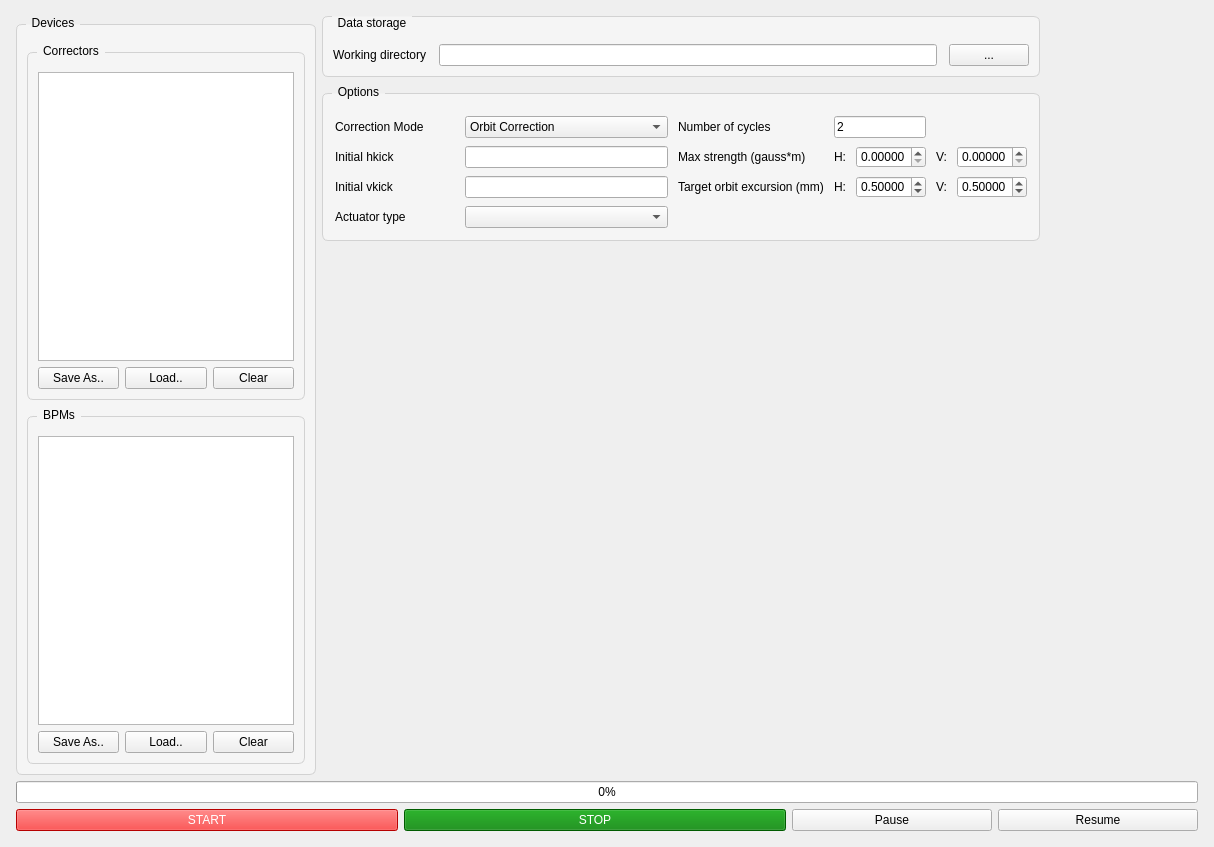
Before: the Qt Designer form UI files/SysID_GUI.ui in wiktoria-malek/flight-simulator, drawn with Qt 5.
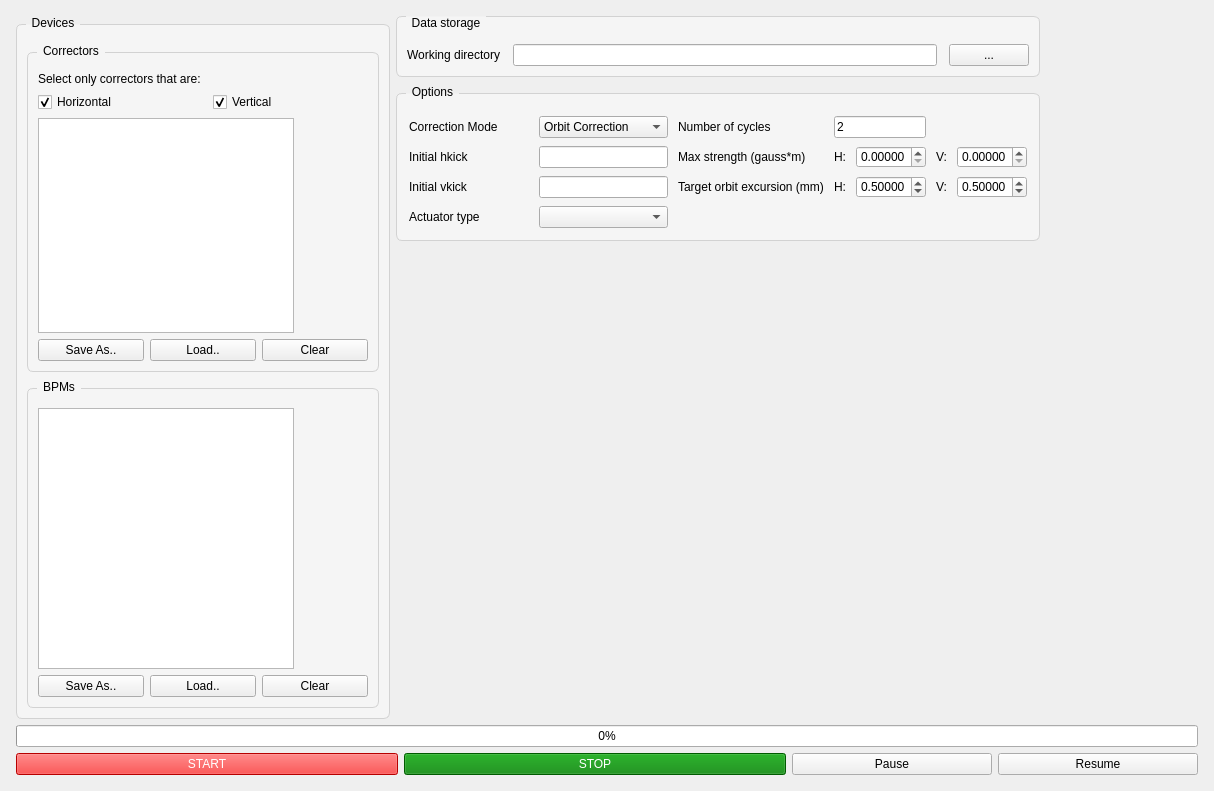
After: the same form once the commit is applied.

What changed in the file:
```diff
--- a/UI files/SysID_GUI.ui
+++ b/UI files/SysID_GUI.ui
@@ -7,7 +7,7 @@
     <x>0</x>
     <y>0</y>
     <width>1214</width>
-    <height>847</height>
+    <height>791</height>
    </rect>
   </property>
   <property name="windowTitle">
@@ -104,6 +104,69 @@
               <property name="bottomMargin">
                <number>8</number>
               </property>
+              <item>
+               <widget class="QLabel" name="corrector_filter_label">
+                <property name="text">
+                 <string>Select only correctors that are:</string>
+                </property>
+               </widget>
+              </item>
+              <item>
+               <layout class="QHBoxLayout" name="corrector_filter_layout">
+                <item>
+                 <widget class="QCheckBox" name="select_h_corrs_checkbox">
+                  <property name="enabled">
+                   <bool>true</bool>
+                  </property>
+                  <property name="text">
+                   <string>Horizontal</string>
+                  </property>
+                  <property name="checked">
+                   <bool>true</bool>
+                  </property>
+                 </widget>
+                </item>
+                <item>
+                 <spacer name="horizontalSpacer">
+                  <property name="orientation">
+                   <enum>Qt::Horizontal</enum>
+                  </property>
+                  <property name="sizeHint" stdset="0">
+                   <size>
+                    <width>40</width>
+                    <height>20</height>
+                   </size>
+                  </property>
+                 </spacer>
+                </item>
+                <item>
+                 <widget class="QCheckBox" name="select_v_corrs_checkbox">
+                  <property name="enabled">
+                   <bool>true</bool>
+                  </property>
+                  <property name="text">
+                   <string>Vertical</string>
+                  </property>
+                  <property name="checked">
+                   <bool>true</bool>
+                  </property>
+                 </widget>
+                </item>
+                <item>
+                 <spacer name="horizontalSpacerCorrectorFilter">
+                  <property name="orientation">
+                   <enum>Qt::Horizontal</enum>
+                  </property>
+                  <property name="sizeHint" stdset="0">
+                   <size>
+                    <width>40</width>
+                    <height>20</height>
+                   </size>
+                  </property>
+                 </spacer>
+                </item>
+               </layout>
+              </item>
               <item>
                <widget class="QListWidget" name="correctors_list">
                 <property name="sizePolicy">
```
